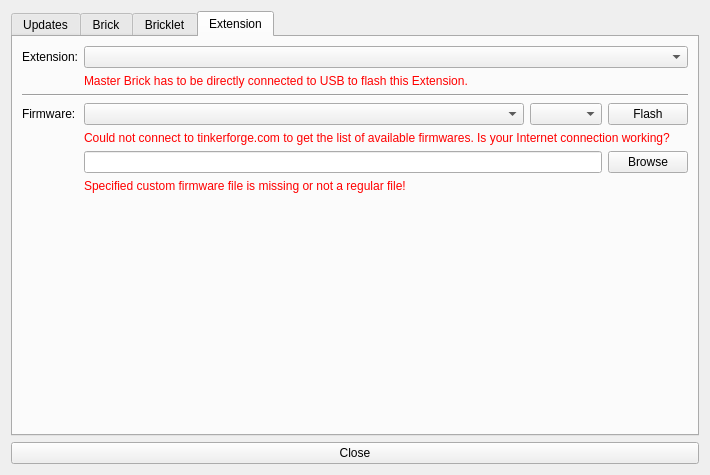
This is src/brickv/ui/flashing.ui in Tinkerforge/brickv as Qt 5 draws it before an edit. The edited form follows.
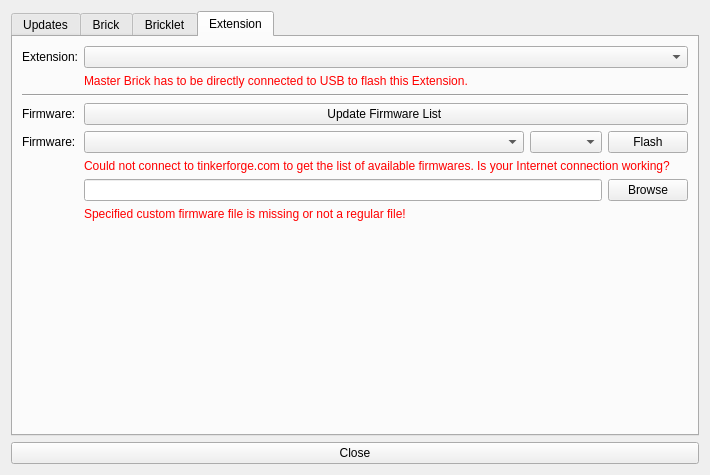
This is the edited form. The open tabs and pages were chosen to show the change.

Commit message: Add manual firmware list update button if auto-search for updates is off

What changed in the file:
```diff
--- a/src/brickv/ui/flashing.ui
+++ b/src/brickv/ui/flashing.ui
@@ -390,31 +390,7 @@
       <layout class="QVBoxLayout" name="verticalLayout_6">
        <item>
         <layout class="QGridLayout" name="gridLayout_4">
-         <item row="3" column="0">
-          <widget class="QLabel" name="label_5">
-           <property name="text">
-            <string>Firmware:</string>
-           </property>
-          </widget>
-         </item>
-         <item row="0" column="1" colspan="3">
-          <widget class="QComboBox" name="combo_extension"/>
-         </item>
-         <item row="3" column="3">
-          <widget class="QPushButton" name="button_extension_firmware_save">
-           <property name="text">
-            <string>Flash</string>
-           </property>
-          </widget>
-         </item>
-         <item row="2" column="0" colspan="4">
-          <widget class="Line" name="line_4">
-           <property name="orientation">
-            <enum>Qt::Horizontal</enum>
-           </property>
-          </widget>
-         </item>
-         <item row="6" column="1" colspan="3">
+         <item row="7" column="1" colspan="3">
           <widget class="QLabel" name="label_custom_extension_firmware_invalid">
            <property name="styleSheet">
             <string notr="true">color:red;</string>
@@ -424,20 +400,28 @@
            </property>
           </widget>
          </item>
-         <item row="1" column="1" colspan="3">
-          <widget class="QLabel" name="label_extension_firmware_usb_hint">
-           <property name="styleSheet">
-            <string notr="true">color: red;</string>
+         <item row="6" column="3">
+          <widget class="QPushButton" name="button_extension_firmware_browse">
+           <property name="text">
+            <string>Browse</string>
            </property>
+          </widget>
+         </item>
+         <item row="4" column="3">
+          <widget class="QPushButton" name="button_extension_firmware_save">
            <property name="text">
-            <string>Master Brick has to be directly connected to USB to flash this Extension.</string>
+            <string>Flash</string>
            </property>
-           <property name="wordWrap">
-            <bool>true</bool>
+          </widget>
+         </item>
+         <item row="3" column="1" colspan="3">
+          <widget class="QPushButton" name="button_update_ext_firmware_list">
+           <property name="text">
+            <string>Update Firmware List </string>
            </property>
           </widget>
          </item>
-         <item row="3" column="1">
+         <item row="4" column="1">
           <widget class="QComboBox" name="combo_extension_firmware">
            <property name="sizePolicy">
             <sizepolicy hsizetype="Preferred" vsizetype="Fixed">
@@ -447,7 +431,14 @@
            </property>
           </widget>
          </item>
-         <item row="4" column="1" colspan="3">
+         <item row="0" column="0">
+          <widget class="QLabel" name="label_6">
+           <property name="text">
+            <string>Extension:</string>
+           </property>
+          </widget>
+         </item>
+         <item row="5" column="1" colspan="3">
           <widget class="QLabel" name="label_no_extension_firmware_connection">
            <property name="palette">
             <palette>
@@ -479,6 +470,15 @@
                 </color>
                </brush>
               </colorrole>
+              <colorrole role="PlaceholderText">
+               <brush brushstyle="NoBrush">
+                <color alpha="128">
+                 <red>255</red>
+                 <green>0</green>
+                 <blue>0</blue>
+                </color>
+               </brush>
+              </colorrole>
              </active>
              <inactive>
               <colorrole role="WindowText">
@@ -508,6 +508,15 @@
                 </color>
                </brush>
               </colorrole>
+              <colorrole role="PlaceholderText">
+               <brush brushstyle="NoBrush">
+                <color alpha="128">
+                 <red>255</red>
+                 <green>0</green>
+                 <blue>0</blue>
+                </color>
+               </brush>
+              </colorrole>
              </inactive>
              <disabled>
               <colorrole role="WindowText">
@@ -537,6 +546,15 @@
                 </color>
                </brush>
               </colorrole>
+              <colorrole role="PlaceholderText">
+               <brush brushstyle="NoBrush">
+                <color alpha="128">
+                 <red>255</red>
+                 <green>0</green>
+                 <blue>0</blue>
+                </color>
+               </brush>
+              </colorrole>
              </disabled>
             </palette>
            </property>
@@ -548,26 +566,49 @@
            </property>
           </widget>
          </item>
-         <item row="5" column="3">
-          <widget class="QPushButton" name="button_extension_firmware_browse">
-           <property name="text">
-            <string>Browse</string>
-           </property>
-          </widget>
+         <item row="0" column="1" colspan="3">
+          <widget class="QComboBox" name="combo_extension"/>
          </item>
-         <item row="0" column="0">
-          <widget class="QLabel" name="label_4">
-           <property name="text">
-            <string>Extension:</string>
-           </property>
-          </widget>
-         </item>
-         <item row="3" column="2">
+         <item row="4" column="2">
           <widget class="QComboBox" name="combo_extension_firmware_version"/>
          </item>
-         <item row="5" column="1" colspan="2">
+         <item row="1" column="1" colspan="3">
+          <widget class="QLabel" name="label_extension_firmware_usb_hint">
+           <property name="styleSheet">
+            <string notr="true">color: red;</string>
+           </property>
+           <property name="text">
+            <string>Master Brick has to be directly connected to USB to flash this Extension.</string>
+           </property>
+           <property name="wordWrap">
+            <bool>true</bool>
+           </property>
+          </widget>
+         </item>
+         <item row="6" column="1" colspan="2">
           <widget class="QLineEdit" name="edit_custom_extension_firmware"/>
          </item>
+         <item row="4" column="0">
+          <widget class="QLabel" name="label_ext_firmware_b">
+           <property name="text">
+            <string>Firmware:</string>
+           </property>
+          </widget>
+         </item>
+         <item row="2" column="0" colspan="4">
+          <widget class="Line" name="line_4">
+           <property name="orientation">
+            <enum>Qt::Horizontal</enum>
+           </property>
+          </widget>
+         </item>
+         <item row="3" column="0">
+          <widget class="QLabel" name="label_ext_firmware_a">
+           <property name="text">
+            <string>Firmware:</string>
+           </property>
+          </widget>
+         </item>
         </layout>
        </item>
        <item>
```
Left out of the diff: 273 changed lines with no effect on the pictures. The commit also changes 2 other files.
